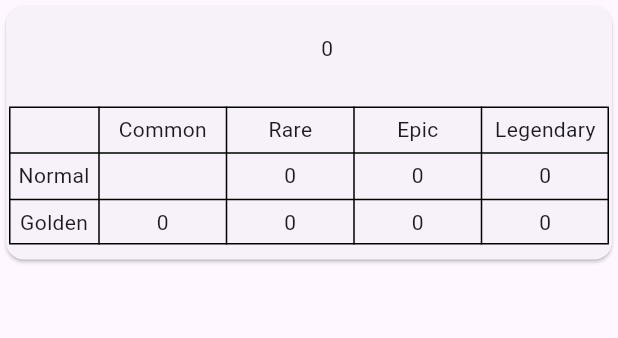
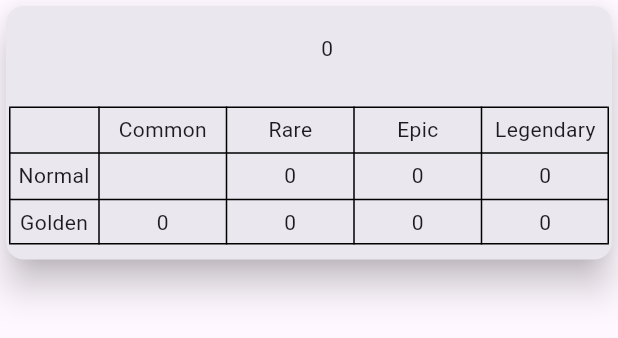
Before and after one commit to tirey93/flutter_hs_stats, a Flutter app: the ExpansionCard widget shown alone on an empty page, opened directly with empty values, on a phone screen of 412 x 824 dp. Shown: the top 338 px of the screen. Run offline on Flutter 3.47's test engine with Material 3 defaults, Android fonts, the phone set to English and light mode, and no system bars; our stand-ins replace flutter_cache_manager; network calls fail.

Commit message:
added colors

```diff
--- a/lib/hs_expansion.dart
+++ b/lib/hs_expansion.dart
@@ -4,7 +4,8 @@ import 'package:hs_stats/widgets/expansion_card.dart';
 
 class HearthstoneExpansionPage extends StatefulWidget {
   final List<MapEntry<String, Expansion>> expansion;
-  const HearthstoneExpansionPage(this.expansion, {super.key});
+  final Color color;
+  const HearthstoneExpansionPage(this.expansion, this.color, {super.key});
 
   @override
   State<HearthstoneExpansionPage> createState() => _HearthstoneExpansionPageState();
@@ -22,7 +23,7 @@ class _HearthstoneExpansionPageState extends State<HearthstoneExpansionPage> {
         itemBuilder: (context, index) {
           final expansion = widget.expansion[index].value;
           if (expansion.sumAll() > 0)
-            return ExpansionCard(expansion: expansion);
+            return ExpansionCard(expansion: expansion, color: widget.color);
         })
     );
   }
--- a/lib/widgets/expansion_card.dart
+++ b/lib/widgets/expansion_card.dart
@@ -3,7 +3,8 @@ import 'package:hs_stats/Data/summary.dart';
 
 class ExpansionCard extends StatefulWidget {
   final Expansion expansion;
-  const ExpansionCard({super.key, required this.expansion});
+  final Color color;
+  const ExpansionCard({super.key, required this.expansion, required this.color});
 
 
   @override
@@ -12,8 +13,10 @@ class ExpansionCard extends StatefulWidget {
 
 class _ExpansionCardState extends State<ExpansionCard> {
   @override
-  Widget build(BuildContext context) {
+  Widget build(BuildContext context,) {
     return Card(
+      elevation: 10,
+      surfaceTintColor: widget.color,
       child: Column(
         mainAxisSize: MainAxisSize.min,
         children: <Widget>[
```
Also changed, not shown: lib/hs_years.dart (+10 -4 lines).
